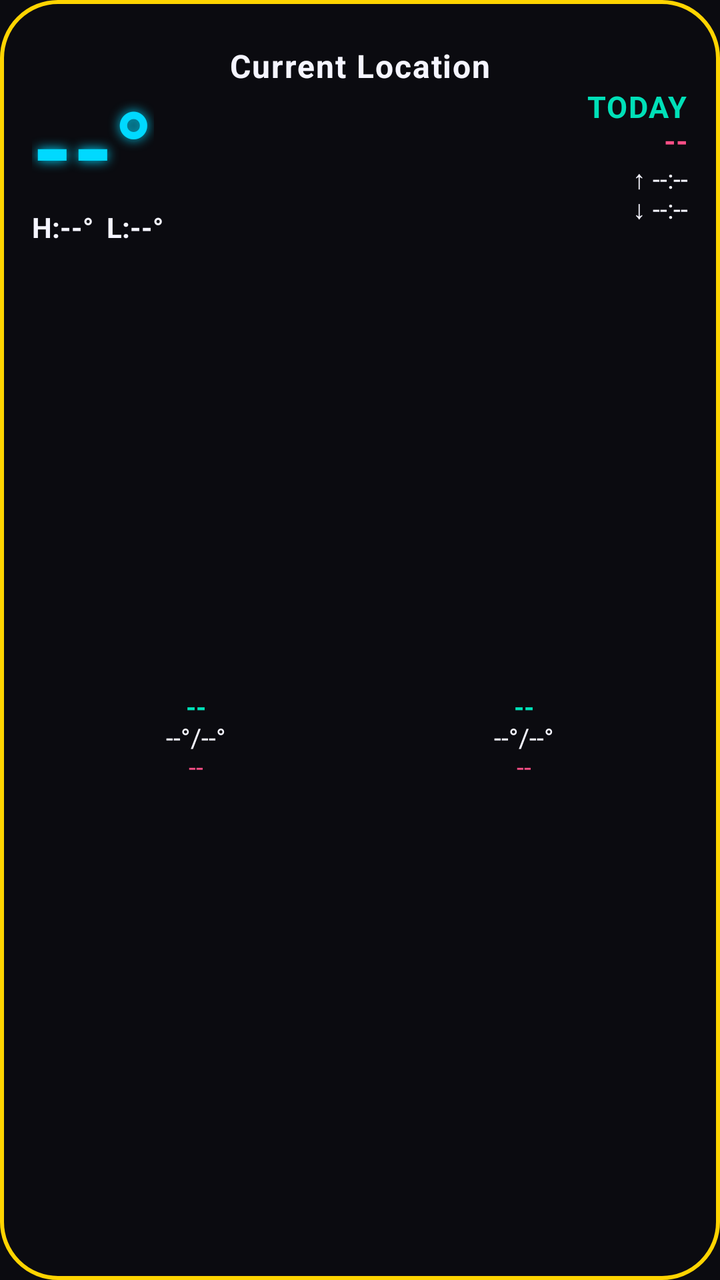
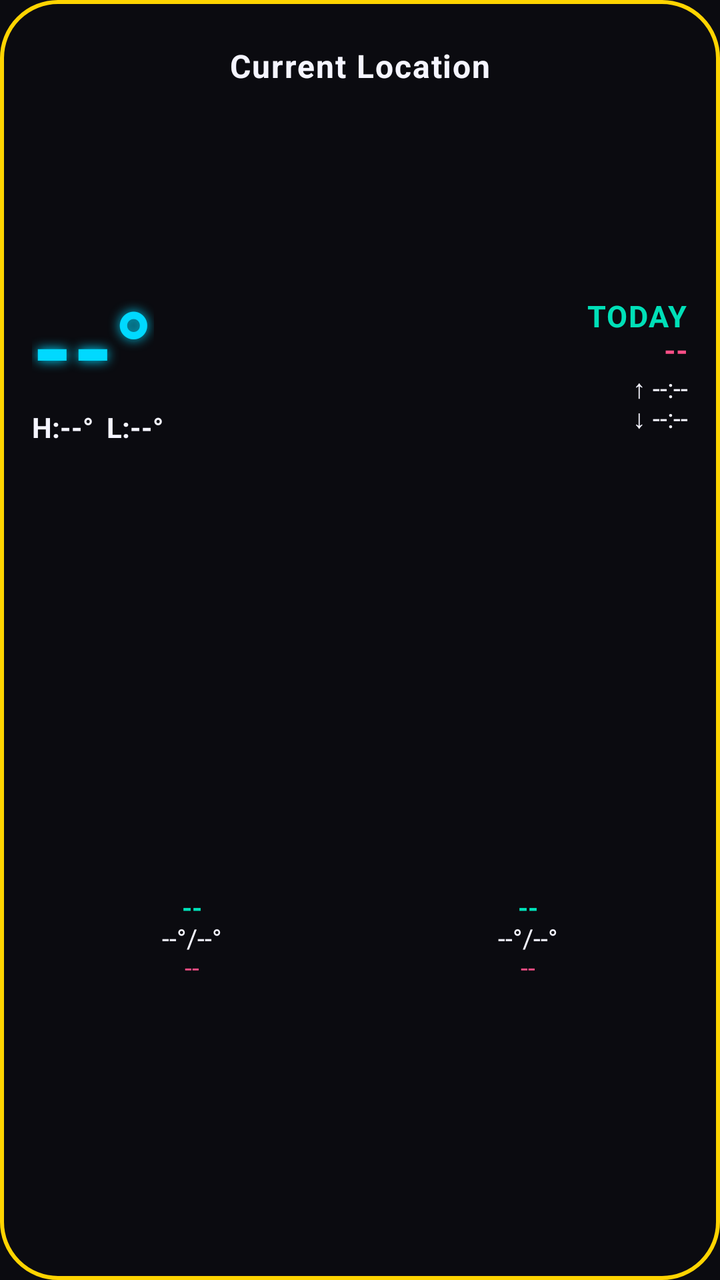

The first picture is an Android layout as it rendered before a commit; the second is the same layout after the commit. The layout source and the unified diff follow.
<!-- AndroidManifest.xml: application theme Theme.WeatherWidget -->
<!-- res/layout/widget_weather.xml -->
<?xml version="1.0" encoding="utf-8"?>
<LinearLayout xmlns:android="http://schemas.android.com/apk/res/android"
    android:id="@+id/weatherWidgetRoot"
    android:layout_width="match_parent"
    android:layout_height="match_parent"
    android:orientation="vertical"
    android:background="@drawable/widget_background"
    android:paddingTop="24dp"
    android:paddingBottom="16dp"
    android:paddingStart="16dp"
    android:paddingEnd="16dp">

    
    <TextView
        android:id="@+id/cityText"
        android:layout_width="match_parent"
        android:layout_height="wrap_content"
        android:gravity="center"
        android:includeFontPadding="false"
        android:textColor="@color/retro_white"
        android:textStyle="bold"
        android:letterSpacing="0.04"
        android:maxLines="1"
        android:ellipsize="end"
        android:textSize="16sp"
        android:text="@string/current_location" />

    
    <LinearLayout
        android:layout_width="match_parent"
        android:layout_height="wrap_content"
        android:orientation="horizontal"
        android:baselineAligned="false"
        android:layout_marginTop="2dp">

        
        <LinearLayout
            android:layout_width="0dp"
            android:layout_weight="1"
            android:layout_height="wrap_content"
            android:orientation="vertical"
            android:gravity="start">

            <TextView
                android:id="@+id/tempText"
                android:layout_width="wrap_content"
                android:layout_height="wrap_content"
                android:includeFontPadding="false"
                android:textColor="@color/retro_cyan"
                android:textSize="52sp"
                android:textStyle="bold"
                android:shadowColor="@color/retro_cyan"
                android:shadowDx="0"
                android:shadowDy="0"
                android:shadowRadius="14"
                android:text="--°" />

            <TextView
                android:id="@+id/todayHighLowText"
                android:layout_width="wrap_content"
                android:layout_height="wrap_content"
                android:includeFontPadding="false"
                android:textColor="@color/retro_white"
                android:textSize="14sp"
                android:textStyle="bold"
                android:maxLines="1"
                android:ellipsize="end"
                android:text="H:--°  L:--°" />

        </LinearLayout>

        
        <LinearLayout
            android:layout_width="0dp"
            android:layout_weight="1"
            android:layout_height="wrap_content"
            android:orientation="vertical"
            android:gravity="end">

            <TextView
                android:id="@+id/todayLabelText"
                android:layout_width="wrap_content"
                android:layout_height="wrap_content"
                android:includeFontPadding="false"
                android:textColor="@color/retro_teal"
                android:textSize="15sp"
                android:textStyle="bold"
                android:letterSpacing="0.04"
                android:maxLines="1"
                android:ellipsize="end"
                android:text="@string/widget_today_label" />

            
            <TextView
                android:id="@+id/conditionText"
                android:layout_width="wrap_content"
                android:layout_height="wrap_content"
                android:layout_marginTop="-3dp"
                android:textColor="@color/retro_pink"
                android:textSize="15sp"
                android:textStyle="bold"
                android:maxLines="1"
                android:ellipsize="end"
                android:text="--" />

            
            <LinearLayout
                android:id="@+id/sunRow"
                android:layout_width="wrap_content"
                android:layout_height="wrap_content"
                android:orientation="vertical"
                android:gravity="end">

                <TextView
                    android:id="@+id/sunriseText"
                    android:layout_width="wrap_content"
                    android:layout_height="wrap_content"
                    android:includeFontPadding="false"
                    android:textColor="@color/retro_white"
                    android:textSize="13sp"
                    android:maxLines="1"
                    android:ellipsize="end"
                    android:text="↑ --:--" />

                <TextView
                    android:id="@+id/sunsetText"
                    android:layout_width="wrap_content"
                    android:layout_height="wrap_content"
                    android:layout_marginTop="-3dp"
                    android:includeFontPadding="false"
                    android:textColor="@color/retro_white"
                    android:textSize="13sp"
                    android:maxLines="1"
                    android:ellipsize="end"
                    android:text="↓ --:--" />

            </LinearLayout>

        </LinearLayout>

    </LinearLayout>

    
    <LinearLayout
        android:id="@+id/forecastRow"
        android:layout_width="match_parent"
        android:layout_height="0dp"
        android:layout_weight="1"
        android:layout_marginTop="8dp"
        android:orientation="horizontal">

        <LinearLayout
            android:layout_width="0dp"
            android:layout_weight="1"
            android:layout_height="match_parent"
            android:orientation="vertical"
            android:gravity="center">

            <TextView
                android:id="@+id/forecast1Day"
                android:layout_width="wrap_content"
                android:layout_height="wrap_content"
                android:includeFontPadding="false"
                android:textColor="@color/retro_teal"
                android:textStyle="bold"
                android:textSize="13sp"
                android:text="--" />

            <TextView
                android:id="@+id/forecast1HighLow"
                android:layout_width="wrap_content"
                android:layout_height="wrap_content"
                android:includeFontPadding="false"
                android:textColor="@color/retro_white"
                android:textSize="13sp"
                android:text="--°/--°" />

            
            <TextView
                android:id="@+id/forecast1Condition"
                android:layout_width="wrap_content"
                android:layout_height="wrap_content"
                android:layout_marginTop="-3dp"
                android:textColor="@color/retro_pink"
                android:textSize="13sp"
                android:text="--" />

        </LinearLayout>

        <LinearLayout
            android:layout_width="0dp"
            android:layout_weight="1"
            android:layout_height="match_parent"
            android:orientation="vertical"
            android:gravity="center">

            <TextView
                android:id="@+id/forecast2Day"
                android:layout_width="wrap_content"
                android:layout_height="wrap_content"
                android:includeFontPadding="false"
                android:textColor="@color/retro_teal"
                android:textStyle="bold"
                android:textSize="13sp"
                android:text="--" />

            <TextView
                android:id="@+id/forecast2HighLow"
                android:layout_width="wrap_content"
                android:layout_height="wrap_content"
                android:includeFontPadding="false"
                android:textColor="@color/retro_white"
                android:textSize="13sp"
                android:text="--°/--°" />

            
            <TextView
                android:id="@+id/forecast2Condition"
                android:layout_width="wrap_content"
                android:layout_height="wrap_content"
                android:layout_marginTop="-3dp"
                android:textColor="@color/retro_pink"
                android:textSize="13sp"
                android:text="--" />

        </LinearLayout>

    </LinearLayout>

    
    <TextView
        android:id="@+id/updatedText"
        android:layout_width="match_parent"
        android:layout_height="wrap_content"
        android:layout_marginTop="4dp"
        android:includeFontPadding="false"
        android:gravity="center"
        android:textColor="@color/retro_white_dim"
        android:textSize="10sp"
        android:maxLines="1"
        android:ellipsize="end"
        android:text="" />

</LinearLayout>
<!-- resources referenced by this layout -->
<resources>
  <color name="retro_cyan">#00D9FF</color>
  <color name="retro_pink">#FF4F87</color>
  <color name="retro_teal">#00E0B8</color>
  <color name="retro_white">#F5F5FF</color>
  <color name="retro_white_dim">#8C8C99</color>
  <!-- drawable widget_background (drawable) -->
  <?xml version="1.0" encoding="utf-8"?>
  <layer-list xmlns:android="http://schemas.android.com/apk/res/android">
      <item>
          <shape android:shape="rectangle">
              <solid android:color="@color/widget_bg" />
              <corners android:radius="@dimen/widget_corner_radius" />
          </shape>
      </item>
      <item>
          <shape android:shape="rectangle">
              <stroke
                  android:width="2dp"
                  android:color="@color/retro_yellow" />
              <corners android:radius="@dimen/widget_corner_radius" />
          </shape>
      </item>
  </layer-list>
  <string name="current_location">Current Location</string>
  <string name="widget_today_label">TODAY</string>
  <style name="Theme.WeatherWidget" parent="Theme.MaterialComponents.NoActionBar">
          <item name="colorPrimary">@color/retro_teal</item>
          <item name="colorPrimaryDark">@color/black</item>
          <item name="colorAccent">@color/retro_cyan</item>
          <item name="android:windowBackground">@color/widget_bg</item>
          <item name="android:textColorPrimary">@color/retro_white</item>
          <item name="android:textColorSecondary">@color/retro_white</item>
      </style>
  <color name="widget_bg">#0B0B10</color>
  <dimen name="widget_corner_radius">20dp</dimen>
  <color name="retro_yellow">#FFD400</color>
  <color name="black">#000000</color>
</resources>

<!-- the commit's change to res/layout/widget_weather.xml (unified diff, before → after) -->
@@ -27,8 +27,10 @@
 
     
     <LinearLayout
-        android:layout_width="match_parent"
-        android:layout_height="wrap_content"
+        android:id="@+id/topRow"
+        android:layout_width="match_parent"
+        android:layout_height="0dp"
+        android:layout_weight="1"
         android:orientation="horizontal"
         android:baselineAligned="false"
         android:layout_marginTop="2dp">
@@ -37,9 +39,10 @@
         <LinearLayout
             android:layout_width="0dp"
             android:layout_weight="1"
-            android:layout_height="wrap_content"
-            android:orientation="vertical"
-            android:gravity="start">
+            android:layout_height="match_parent"
+            android:layout_marginEnd="4dp"
+            android:orientation="vertical"
+            android:gravity="start|center_vertical">
 
             <TextView
                 android:id="@+id/tempText"
@@ -73,9 +76,10 @@
         <LinearLayout
             android:layout_width="0dp"
             android:layout_weight="1"
-            android:layout_height="wrap_content"
-            android:orientation="vertical"
-            android:gravity="end">
+            android:layout_height="match_parent"
+            android:layout_marginStart="4dp"
+            android:orientation="vertical"
+            android:gravity="end|center_vertical">
 
             <TextView
                 android:id="@+id/todayLabelText"
@@ -153,6 +157,7 @@
             android:layout_width="0dp"
             android:layout_weight="1"
             android:layout_height="match_parent"
+            android:layout_marginEnd="4dp"
             android:orientation="vertical"
             android:gravity="center">
 
@@ -191,6 +196,7 @@
             android:layout_width="0dp"
             android:layout_weight="1"
             android:layout_height="match_parent"
+            android:layout_marginStart="4dp"
             android:orientation="vertical"
             android:gravity="center">
 
